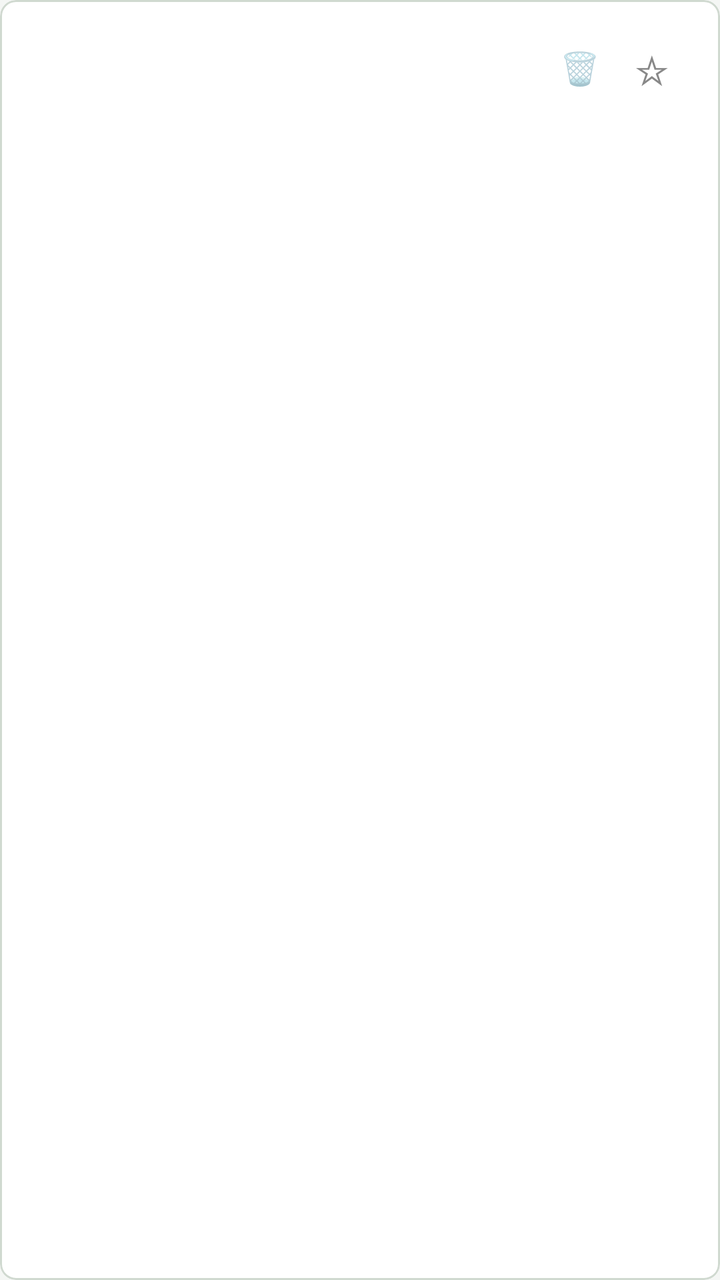
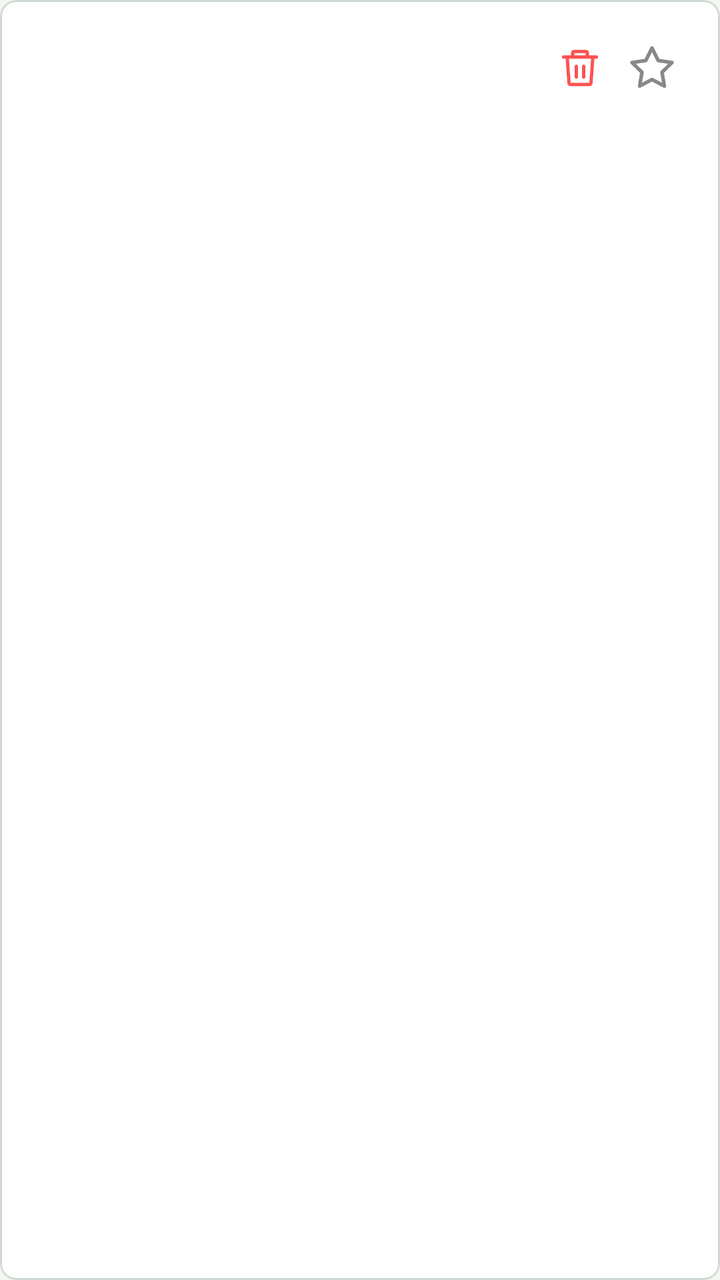

Two renders of the same Android screen: before a commit and after it. Below are the layout's source before the change and the commit's diff.
<!-- AndroidManifest.xml: application theme Theme.FontLens -->
<!-- res/layout/item_font_card.xml -->
<?xml version="1.0" encoding="utf-8"?>
<com.google.android.material.card.MaterialCardView
    xmlns:android="http://schemas.android.com/apk/res/android"
    xmlns:app="http://schemas.android.com/apk/res-auto"
    android:layout_width="match_parent"
    android:layout_height="wrap_content"
    android:layout_marginBottom="@dimen/card_spacing"
    android:clickable="true"
    android:focusable="true"
    app:cardBackgroundColor="?attr/bgSurface"
    app:cardCornerRadius="@dimen/card_radius"
    app:cardElevation="0dp"
    app:strokeColor="?attr/dividerColor"
    app:strokeWidth="1dp">

    <androidx.constraintlayout.widget.ConstraintLayout
        android:layout_width="match_parent"
        android:layout_height="wrap_content"
        android:padding="@dimen/card_padding">

        <TextView
            android:id="@+id/tv_font_name"
            android:layout_width="0dp"
            android:layout_height="wrap_content"
            android:textColor="?attr/textPrimary"
            android:textSize="16sp"
            android:letterSpacing="0.05"
            android:textStyle="bold"
            app:layout_constraintEnd_toStartOf="@id/btn_remove"
            app:layout_constraintStart_toStartOf="parent"
            app:layout_constraintTop_toTopOf="parent" />

        <TextView
            android:id="@+id/tv_font_sub"
            android:layout_width="0dp"
            android:layout_height="wrap_content"
            android:layout_marginTop="2dp"
            android:textColor="?attr/textMuted"
            android:textSize="11sp"
            app:layout_constraintEnd_toStartOf="@id/btn_remove"
            app:layout_constraintStart_toStartOf="parent"
            app:layout_constraintTop_toBottomOf="@id/tv_font_name" />

        <TextView
            android:id="@+id/btn_remove"
            android:layout_width="36dp"
            android:layout_height="36dp"
            android:gravity="center"
            android:text="🗑"
            android:textSize="16sp"
            android:clickable="true"
            android:focusable="true"
            android:background="?attr/selectableItemBackgroundBorderless"
            app:layout_constraintEnd_toStartOf="@id/btn_favorite"
            app:layout_constraintTop_toTopOf="parent" />

        <TextView
            android:id="@+id/btn_favorite"
            android:layout_width="36dp"
            android:layout_height="36dp"
            android:gravity="center"
            android:text="☆"
            android:textSize="20sp"
            android:textColor="?attr/textMuted"
            android:clickable="true"
            android:focusable="true"
            android:background="?attr/selectableItemBackgroundBorderless"
            app:layout_constraintEnd_toEndOf="parent"
            app:layout_constraintTop_toTopOf="parent" />

        
        <TextView
            android:id="@+id/tv_preview_large"
            android:layout_width="match_parent"
            android:layout_height="wrap_content"
            android:layout_marginTop="12dp"
            android:textColor="?attr/textSecondary"
            android:textSize="26sp"
            android:maxLines="2"
            android:ellipsize="end"
            android:lineSpacingMultiplier="1.2"
            app:layout_constraintEnd_toEndOf="parent"
            app:layout_constraintStart_toStartOf="parent"
            app:layout_constraintTop_toBottomOf="@id/tv_font_sub" />

        
        <TextView
            android:id="@+id/tv_preview_small"
            android:layout_width="0dp"
            android:layout_height="0dp"
            android:visibility="gone"
            app:layout_constraintEnd_toEndOf="parent"
            app:layout_constraintStart_toStartOf="parent"
            app:layout_constraintTop_toBottomOf="@id/tv_preview_large" />

    </androidx.constraintlayout.widget.ConstraintLayout>

</com.google.android.material.card.MaterialCardView>
<!-- resources referenced by this layout -->
<resources>
  <dimen name="card_padding">16dp</dimen>
  <dimen name="card_radius">8dp</dimen>
  <dimen name="card_spacing">10dp</dimen>
  <style name="Theme.FontLens" parent="Theme.FontLens.Green.Light" />
  <style name="Theme.FontLens.Green.Light" parent="Theme.MaterialComponents.Light.NoActionBar">
          <item name="colorPrimary">@color/green_light_accent</item>
          <item name="colorPrimaryVariant">@color/green_light_accent_dim</item>
          <item name="colorOnPrimary">#FFFFFF</item>
          <item name="colorSecondary">@color/green_light_accent</item>
          <item name="colorSurface">@color/green_light_bg_surface</item>
          <item name="colorOnSurface">@color/green_light_text_primary</item>
          <item name="android:colorBackground">@color/green_light_bg_primary</item>
          <item name="android:windowBackground">@color/green_light_bg_primary</item>
          <item name="android:statusBarColor">@color/green_light_bg_sidebar</item>
          <item name="android:navigationBarColor">@color/green_light_bg_sidebar</item>
          <item name="android:textColorPrimary">@color/green_light_text_primary</item>
          <item name="android:textColorSecondary">@color/green_light_text_secondary</item>
          
          <item name="bgPrimary">@color/green_light_bg_primary</item>
          <item name="bgSurface">@color/green_light_bg_surface</item>
          <item name="bgElevated">@color/green_light_bg_elevated</item>
          <item name="bgSidebar">@color/green_light_bg_sidebar</item>
          <item name="accentColor">@color/green_light_accent</item>
          <item name="accentDim">@color/green_light_accent_dim</item>
          <item name="textPrimary">@color/green_light_text_primary</item>
          <item name="textSecondary">@color/green_light_text_secondary</item>
          <item name="textMuted">@color/green_light_text_muted</item>
          <item name="dividerColor">@color/green_light_divider</item>
          <item name="borderColor">@color/green_light_border</item>
      </style>
  <color name="green_light_accent">#2E7D32</color>
  <color name="green_light_accent_dim">#C8E6C9</color>
  <color name="green_light_bg_surface">#FFFFFF</color>
  <color name="green_light_text_primary">#1B1B1B</color>
  <color name="green_light_bg_primary">#F4F6F4</color>
  <color name="green_light_bg_sidebar">#DDE5DD</color>
  <color name="green_light_text_secondary">#4A4A4A</color>
  <color name="green_light_bg_elevated">#EAEEEA</color>
  <color name="green_light_text_muted">#888888</color>
  <color name="green_light_divider">#D0D9D0</color>
  <color name="green_light_border">#B8C8B8</color>
</resources>

<!-- the commit's change to res/layout/item_font_card.xml (unified diff, before → after) -->
@@ -23,7 +23,7 @@
             android:layout_width="0dp"
             android:layout_height="wrap_content"
             android:textColor="?attr/textPrimary"
-            android:textSize="16sp"
+            android:textSize="13sp"
             android:letterSpacing="0.05"
             android:textStyle="bold"
             app:layout_constraintEnd_toStartOf="@id/btn_remove"
@@ -41,27 +41,26 @@
             app:layout_constraintStart_toStartOf="parent"
             app:layout_constraintTop_toBottomOf="@id/tv_font_name" />
 
-        <TextView
+        <ImageView
             android:id="@+id/btn_remove"
             android:layout_width="36dp"
             android:layout_height="36dp"
-            android:gravity="center"
-            android:text="🗑"
-            android:textSize="16sp"
+            android:padding="7dp"
+            android:src="@drawable/ic_delete"
+            app:tint="@color/ic_delete_tint"
             android:clickable="true"
             android:focusable="true"
             android:background="?attr/selectableItemBackgroundBorderless"
             app:layout_constraintEnd_toStartOf="@id/btn_favorite"
             app:layout_constraintTop_toTopOf="parent" />
 
-        <TextView
+        <ImageView
             android:id="@+id/btn_favorite"
             android:layout_width="36dp"
             android:layout_height="36dp"
-            android:gravity="center"
-            android:text="☆"
-            android:textSize="20sp"
-            android:textColor="?attr/textMuted"
+            android:padding="6dp"
+            android:src="@drawable/ic_star_outline"
+            app:tint="@color/ic_tint_muted"
             android:clickable="true"
             android:focusable="true"
             android:background="?attr/selectableItemBackgroundBorderless"
<!-- resource entries referenced after the edit -->
@@ -3,6 +3,26 @@
   <dimen name="card_padding">16dp</dimen>
   <dimen name="card_radius">8dp</dimen>
   <dimen name="card_spacing">10dp</dimen>
+  <!-- drawable ic_delete (drawable) -->
+  <vector xmlns:android="http://schemas.android.com/apk/res/android"
+      android:width="24dp" android:height="24dp" android:viewportWidth="24" android:viewportHeight="24">
+      <path android:fillColor="@android:color/transparent"
+          android:strokeColor="#000"  android:strokeWidth="1.8"
+          android:strokeLineCap="round"
+          android:pathData="M3,6 H21 M8,6 V4 Q8,3 9,3 H15 Q16,3 16,4 V6 M19,6 L18,20 Q18,21 17,21 H7 Q6,21 6,20 L5,6"/>
+      <path android:fillColor="@android:color/transparent"
+          android:strokeColor="#000" android:strokeWidth="1.8"
+          android:strokeLineCap="round"
+          android:pathData="M10,11 V17 M14,11 V17"/>
+  </vector>
+  <!-- drawable ic_star_outline (drawable) -->
+  <vector xmlns:android="http://schemas.android.com/apk/res/android"
+      android:width="24dp" android:height="24dp" android:viewportWidth="24" android:viewportHeight="24">
+      <path android:fillColor="@android:color/transparent"
+          android:strokeColor="#000" android:strokeWidth="1.8"
+          android:strokeLineJoin="round" android:strokeLineCap="round"
+          android:pathData="M12,2 L15.09,8.26 L22,9.27 L17,14.14 L18.18,21.02 L12,17.77 L5.82,21.02 L7,14.14 L2,9.27 L8.91,8.26 Z"/>
+  </vector>
   <style name="Theme.FontLens" parent="Theme.FontLens.Green.Light" />
   <style name="Theme.FontLens.Green.Light" parent="Theme.MaterialComponents.Light.NoActionBar">
           <item name="colorPrimary">@color/green_light_accent</item>
